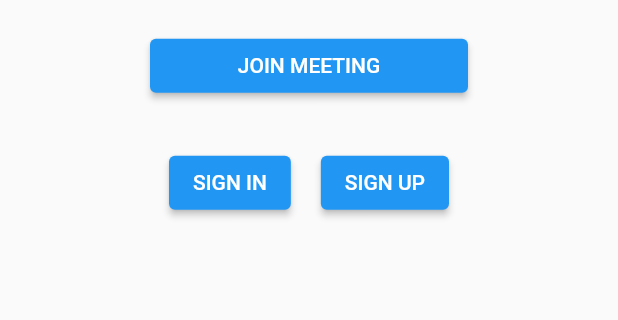
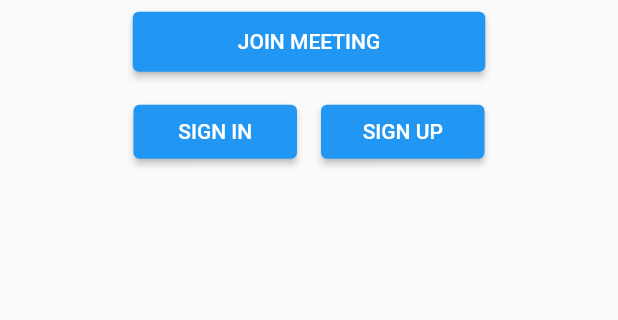
Before and after one commit to Porpopor/projectApp, a Flutter app: the screen it shows after launch, on a phone screen of 412 x 824 dp, the part 463-783 px from its top. Run offline on Flutter 3.47's test engine with Material 2 defaults, Android fonts, the phone set to English and light mode, and no system bars.

Commit message:
HomeScreen

```diff
--- a/lib/screens/welcome/welcome_screen.dart
+++ b/lib/screens/welcome/welcome_screen.dart
@@ -19,10 +19,11 @@ class WelcomeScreen extends StatelessWidget {
                     .textTheme
                     .headline6!
                     .copyWith(fontWeight: FontWeight.bold)),
-            SizedBox(
-              width: double.infinity,
-              child: Padding(
-                padding: EdgeInsets.symmetric(vertical: 20, horizontal: 100),
+            Padding(
+              padding: const EdgeInsets.all(8.0),
+              child: SizedBox(
+                width: 235,
+                height: 40,
                 child: ElevatedButton(
                   onPressed: () {},
                   child: Text("JOIN MEETING"),
@@ -32,18 +33,24 @@ class WelcomeScreen extends StatelessWidget {
             Row(
               mainAxisAlignment: MainAxisAlignment.center,
               children: [
-                Padding(
-                  padding: const EdgeInsets.all(10.0),
+                SizedBox(
+                  width: 125,
+                  child: Padding(
+                    padding: const EdgeInsets.all(8.0),
                     child: ElevatedButton(
                       onPressed: () {},
                       child: Text("SIGN IN"),
                     ),
                   ),
-                Padding(
-                  padding: const EdgeInsets.all(10.0),
+                ),
+                SizedBox(
+                  width: 125,
+                  child: Padding(
+                    padding: const EdgeInsets.all(8.0),
                     child: ElevatedButton(
                       onPressed: () {},
                       child: Text("SIGN UP"),
+                    ),
                   ),
                 ),
               ],
```
Lines whose indentation alone changed are shown as unchanged.
